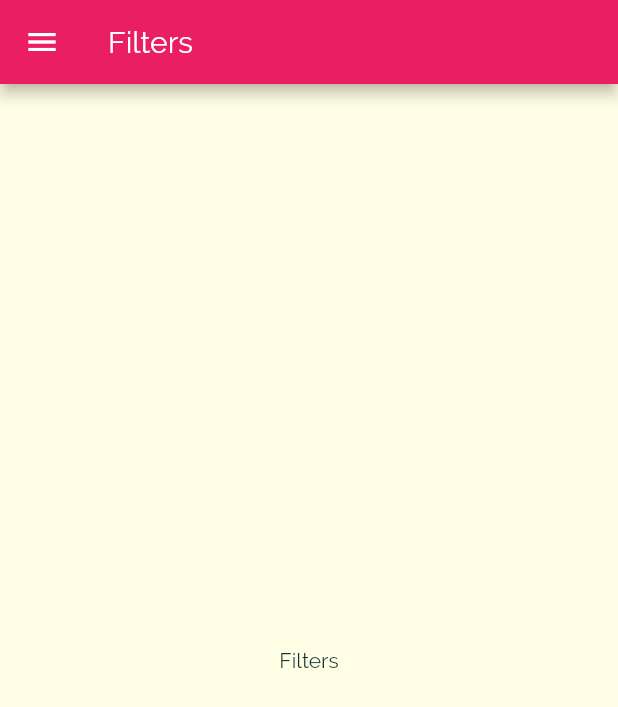
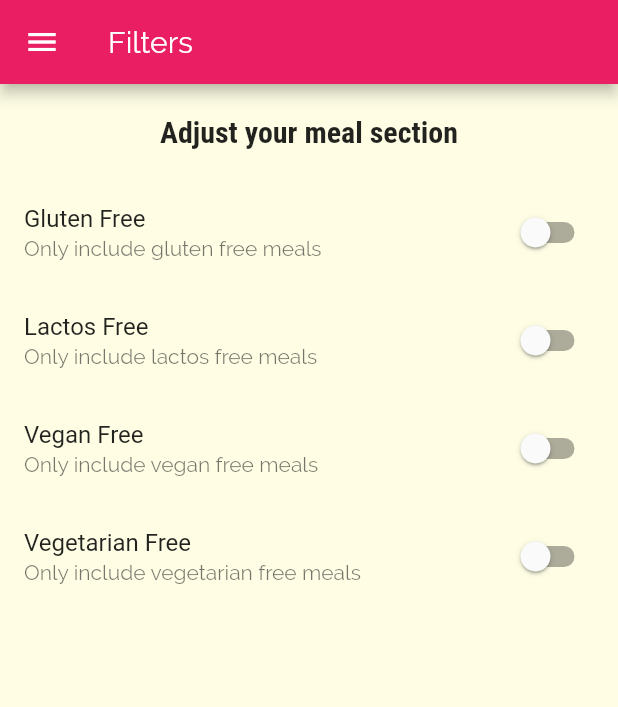
Before and after one commit to Satyajeetsinh/DeliMealsApp, a Flutter app: the FiltersScreen screen opened by its route, on a phone screen of 412 x 824 dp. Shown: the top 707 px of the screen. Run offline on Flutter 3.47's test engine with Material 2 defaults, Android fonts, the phone set to English and light mode, and no system bars.

Commit message:
filter screen added

```diff
--- a/lib/screens/filters_screen.dart
+++ b/lib/screens/filters_screen.dart
@@ -1,18 +1,90 @@
 import 'package:flutter/material.dart';
 import '../widgets/main_drawer.dart';
 
-class FiltersScreen extends StatelessWidget {
+class FiltersScreen extends StatefulWidget {
   static const routeName = "/filters";
+
+  @override
+  _FiltersScreenState createState() => _FiltersScreenState();
+}
+
+class _FiltersScreenState extends State<FiltersScreen> {
+  var _glutenFree = false;
+  var _lactosFree = false;
+  var _vegan = false;
+  var _vegetarian = false;
+
+  Widget _buildSwitchList(String title, String description, bool currentValue,
+      Function updateValue) {
+    return SwitchListTile(
+        title: Text(title),
+        subtitle: Text(description),
+        value: currentValue,
+        onChanged: updateValue);
+  }
+
   @override
   Widget build(BuildContext context) {
     return Scaffold(
-      appBar: AppBar(
-        title: Text("Filters"),
-      ),
-      drawer: MainDrawer(),
-      body: Center(
-        child: Text("Filters"),
-      ),
-    );
+        appBar: AppBar(
+          title: Text("Filters"),
+        ),
+        drawer: MainDrawer(),
+        body: Column(
+          children: <Widget>[
+            Container(
+              padding: EdgeInsets.all(20),
+              child: Text(
+                "Adjust your meal section",
+                style: Theme.of(context).textTheme.title,
+              ),
+            ),
+            Expanded(
+                child: ListView(
+              children: <Widget>[
+                _buildSwitchList(
+                  "Gluten Free",
+                  "Only include gluten free meals",
+                  _glutenFree,
+                  (newValue) {
+                    setState(() {
+                      _glutenFree = newValue;
+                    });
+                  },
+                ),
+                _buildSwitchList(
+                  "Lactos Free",
+                  "Only include lactos free meals",
+                  _lactosFree,
+                  (newValue) {
+                    setState(() {
+                      _lactosFree = newValue;
+                    });
+                  },
+                ),
+                _buildSwitchList(
+                  "Vegan Free",
+                  "Only include vegan free meals",
+                  _vegan,
+                  (newValue) {
+                    setState(() {
+                      _vegan = newValue;
+                    });
+                  },
+                ),
+                _buildSwitchList(
+                  "Vegetarian Free",
+                  "Only include vegetarian free meals",
+                  _vegetarian,
+                  (newValue) {
+                    setState(() {
+                      _vegetarian = newValue;
+                    });
+                  },
+                ),
+              ],
+            ))
+          ],
+        ));
   }
 }
```
